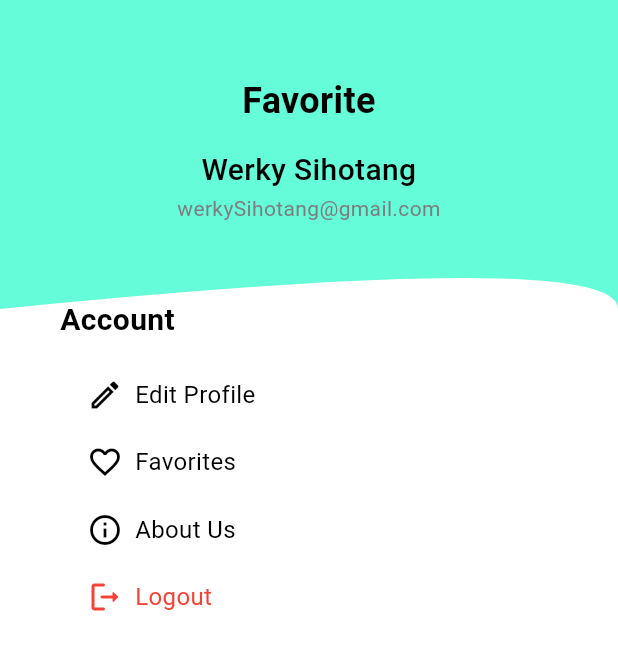
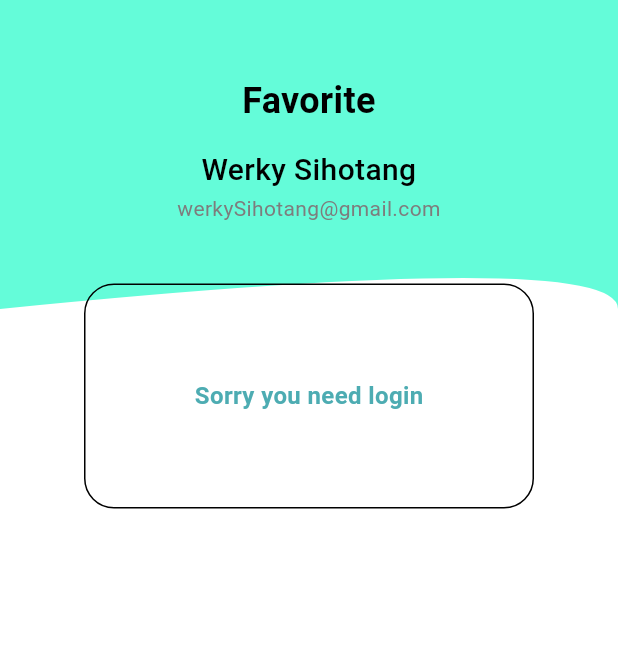
Before and after one commit to velmanharefa/KitabSuci, a Flutter app: the favoritePage screen opened directly, on a phone screen of 412 x 824 dp. Shown: the top 650 px of the screen. Run offline on Flutter 3.47's test engine with Material 3 defaults, Android fonts, the phone set to English and light mode, and no system bars; our stand-ins replace curved_navigation_bar.

Commit message:
favoriteupdate

```diff
--- a/kitab_suci/lib/main.dart
+++ b/kitab_suci/lib/main.dart
@@ -22,7 +22,7 @@ class MyApp extends StatelessWidget {
       debugShowCheckedModeBanner: false,
       title: 'Flutter Demo',
       theme: ThemeData(colorScheme: ColorScheme.fromSeed(seedColor: Colors.deepPurple),useMaterial3: true,),
-      home: SplashScreenPage(),
+      home: favoritePage(),
     );
   }
 }
--- a/kitab_suci/lib/screen/favoritePage.dart
+++ b/kitab_suci/lib/screen/favoritePage.dart
@@ -79,180 +79,36 @@ class _favoritePageState extends State<favoritePage> {
 
             SizedBox(height: 40),
             Container(
-              padding: EdgeInsets.fromLTRB(40, 10, 0, 0),
-              // decoration: BoxDecoration(
-              //   border: Border.all(
-              //     color: Colors.black,
-              //     width: 2,
-              //   )
-              // ),
-              child: Row(
-                mainAxisAlignment: MainAxisAlignment.spaceBetween,
-
-                children: [
-                  InkWell(
-                    child: const Text(
-                      'Account',
-                      style: TextStyle(
-                        color: Color(0xFF000000),
-                        fontSize: 20,
-                        fontWeight: FontWeight.bold,
+                child: InkWell(
+                  // onTap: () {
+                  //   Navigator.push(
+                  //     context,
+                  //     MaterialPageRoute(builder: (context) => loginPage()),
+                  //   );
+                  // },
+                  child: Container(
+                    height: 150,
+                    width: 300,
+                    decoration: BoxDecoration(
+                      borderRadius: BorderRadius.circular(20.0),
+                      border: Border.all(
+                        color: Colors.black,
+                        width: 1,
                       ),
                     ),
-                    // onTap: (){
-                    //   Navigator.push(
-                    //     context,
-                    //     MaterialPageRoute(
-                    //       builder: (context) => const loginPage()));
-                    // },
-                  ),
-                ],
-              ),
-            ),
-            Container(
-              padding: EdgeInsets.fromLTRB(50, 15, 0, 0),
-              width: 500,
-              child: Row(
-                children: [
-                  GestureDetector(
-                    onTap: _notification,
-                    child: Container(
-                      width: 40,
-                      height: 40,
-                      decoration: BoxDecoration(
-                        color: Color(0xFFffffff),
-                        // color: Colors.grey[200],
+                    child: Center(
+                      child: Text(
+                        'Sorry you need login',
+                        style: TextStyle(
+                          color: Color(0xFF4DACB2),
+                          fontSize: 16,
+                          fontWeight: FontWeight.bold,
+                        ),
                       ),
-                      child: Icon(Icons.edit_outlined, color: Colors.black),
                     ),
                   ),
-                  InkWell(
-                    child:Text(
-                      "Edit Profile",
-                      style: TextStyle(
-                        color: Color(0xFF000000),
-                        fontSize: 16,
-                        fontWeight: FontWeight.normal,
-                      ),
-                    ),
-                    onTap: (){
-                      Navigator.push(
-                        context,
-                        MaterialPageRoute(
-                          builder: (context) => const loginPage()));
-                    },
-                  )
-                ]
+                ),
               ),
-            ),
-            Container(
-              padding: EdgeInsets.fromLTRB(50, 5, 0, 0),
-              width: 500,
-              child: Row(
-                children: [
-                  GestureDetector(
-                    onTap: _notification,
-                    child: Container(
-                      width: 40,
-                      height: 40,
-                      decoration: BoxDecoration(
-                        color: Color(0xFFffffff),
-                        // color: Colors.grey[200],
-                      ),
-                      child: Icon(Icons.favorite_border, color: Colors.black),
-                    ),
-                  ),
-                  InkWell(
-                    child:Text(
-                      "Favorites",
-                      style: TextStyle(
-                        color: Color(0xFF000000),
-                        fontSize: 16,
-                        fontWeight: FontWeight.normal,
-                      ),
-                    ),
-                    onTap: (){
-                      Navigator.push(
-                        context,
-                        MaterialPageRoute(
-                          builder: (context) => const loginPage()));
-                    },
-                  )
-                ]
-              ),
-            ),
-            Container(
-              padding: EdgeInsets.fromLTRB(50, 5, 0, 0),
-              width: 500,
-              child: Row(
-                children: [
-                  GestureDetector(
-                    onTap: _notification,
-                    child: Container(
-                      width: 40,
-                      height: 40,
-                      decoration: BoxDecoration(
-                        color: Color(0xFFffffff),
-                        // color: Colors.grey[200],
-                      ),
-                      child: Icon(Icons.info_outline, color: Colors.black),
-                    ),
-                  ),
-                  InkWell(
-                    child:Text(
-                      "About Us",
-                      style: TextStyle(
-                        color: Color(0xFF000000),
-                        fontSize: 16,
-                        fontWeight: FontWeight.normal,
-                      ),
-                    ),
-                    onTap: (){
-                      Navigator.push(
-                        context,
-                        MaterialPageRoute(
-                          builder: (context) => const loginPage()));
-                    },
-                  )
-                ]
-              ),
-            ),
-            Container(
-              padding: EdgeInsets.fromLTRB(50, 5, 0, 0),
-              width: 500,
-              child: Row(
-                children: [
-                  GestureDetector(
-                    onTap: _notification,
-                    child: Container(
-                      width: 40,
-                      height: 40,
-                      decoration: BoxDecoration(
-                        color: Color(0xFFffffff),
-                        // color: Colors.grey[200],
-                      ),
-                      child: Icon(Icons.logout_rounded, color: Color(0xFFF44336)),
-                    ),
-                  ),
-                  InkWell(
-                    child:Text(
-                      "Logout",
-                      style: TextStyle(
-                        color: Color(0xFFF44336),
-                        fontSize: 16,
-                        fontWeight: FontWeight.normal,
-                      ),
-                    ),
-                    onTap: (){
-                      Navigator.push(
-                        context,
-                        MaterialPageRoute(
-                          builder: (context) => const loginPage()));
-                    },
-                  )
-                ]
-              ),
-            ),
             ],
           ),
         )
```
